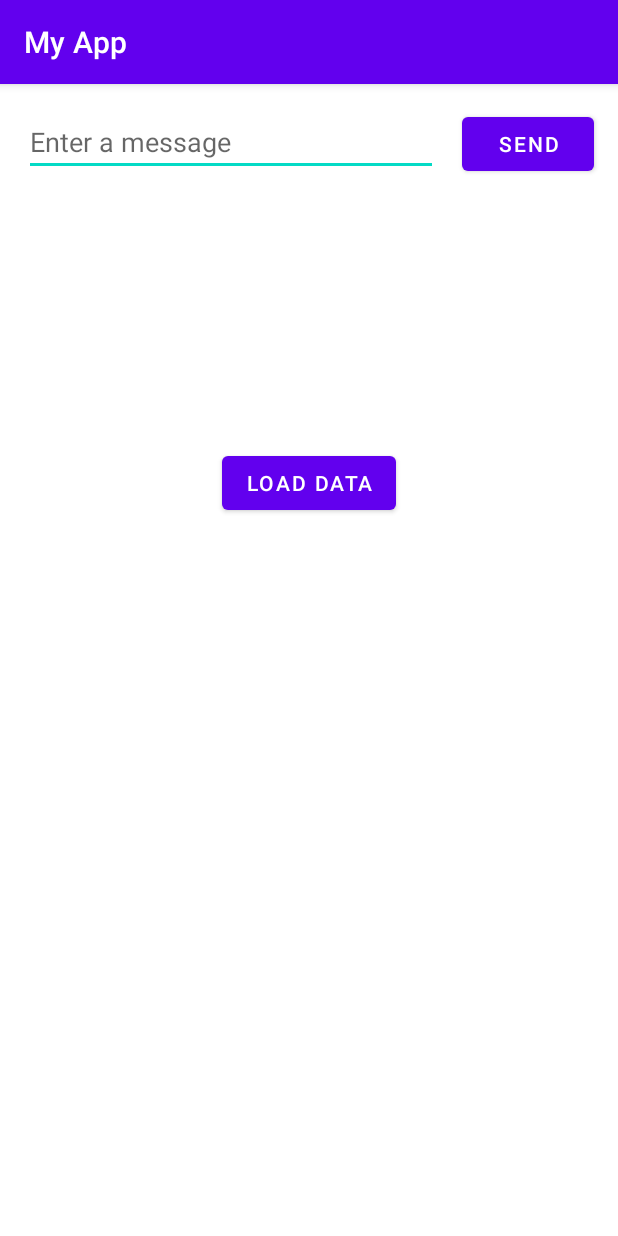
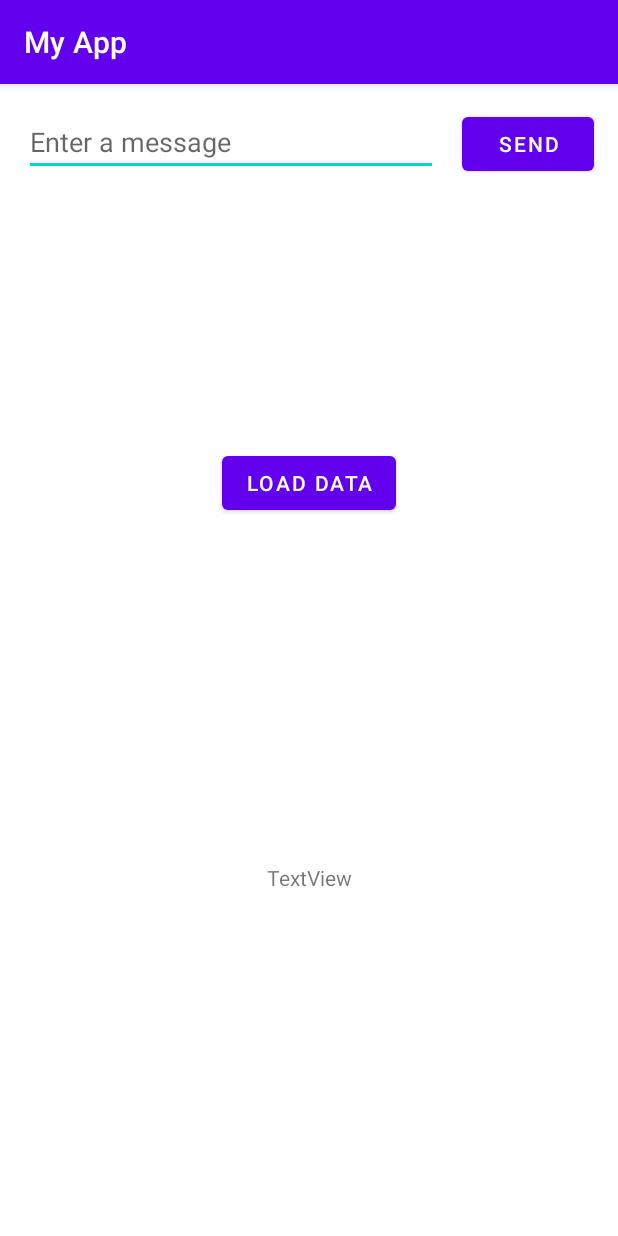
Before and after one commit to ejhusom/healthAI, an Android app: the screen it shows after launch (MainActivity), on a phone screen of 412 x 824 dp. Run offline under Robolectric (Android 15) with nearby library versions, the phone set to English and light mode, and no system bars; libraries missing offline, so code that uses them is left out: com.opencsv.

Commit message:
Printing values works

```diff
--- a/app/src/main/res/layout/activity_main.xml
+++ b/app/src/main/res/layout/activity_main.xml
@@ -44,4 +44,14 @@
         app:layout_constraintStart_toStartOf="parent"
         app:layout_constraintTop_toTopOf="parent"
         app:layout_constraintVertical_bias="0.336" />
+
+    <TextView
+        android:id="@+id/textView2"
+        android:layout_width="wrap_content"
+        android:layout_height="wrap_content"
+        android:text="TextView"
+        app:layout_constraintBottom_toBottomOf="parent"
+        app:layout_constraintEnd_toEndOf="parent"
+        app:layout_constraintStart_toStartOf="parent"
+        app:layout_constraintTop_toBottomOf="@+id/button3" />
 </androidx.constraintlayout.widget.ConstraintLayout>
```
Also changed, not shown: app/src/main/java/com/example/myapp/MainActivity.java (+5 -3 lines).
